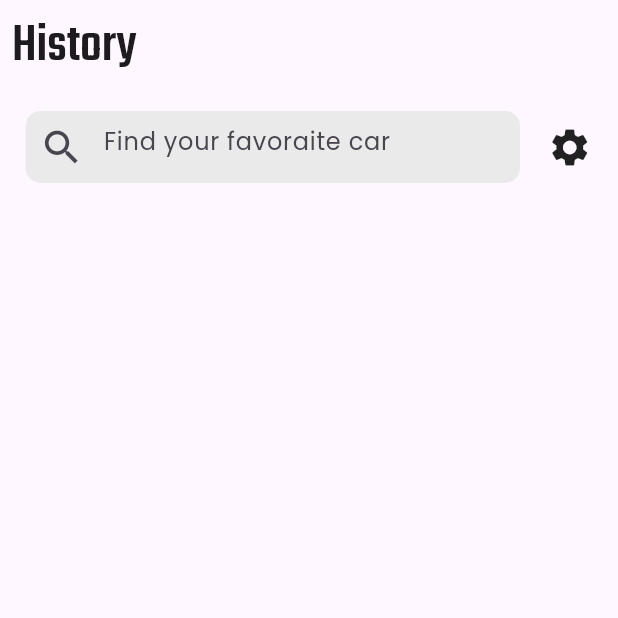
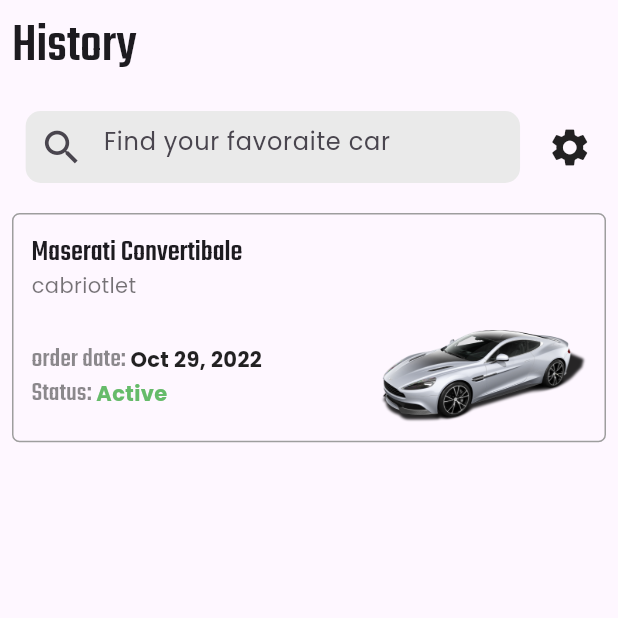
Before and after one commit to ahmedos999/car_rental, a Flutter app: the screen it shows after launch, item 2 of the bottom bar chosen, on a phone screen of 412 x 824 dp, the top half of it. Run offline on Flutter 3.47's test engine with Material 2 defaults, Android fonts, the phone set to English and light mode, and no system bars.

Commit message:
HISTROY PAGE EDIT

```diff
--- a/lib/presentation/Screens/history.dart
+++ b/lib/presentation/Screens/history.dart
@@ -45,8 +45,93 @@ class History extends StatelessWidget {
                     const Icon(
                       Icons.settings,
                       size: 30,
-                    )
+                    ),
                   ],
+                ),
+                const SizedBox(
+                  height: 20,
+                ),
+                Container(
+                  decoration: BoxDecoration(
+                      border: Border.all(color: Colors.grey),
+                      borderRadius: BorderRadius.circular(5)),
+                  child: Padding(
+                    padding: const EdgeInsets.all(12),
+                    child: Column(
+                      crossAxisAlignment: CrossAxisAlignment.start,
+                      children: [
+                        Text(
+                          'Maserati Convertibale',
+                          style: Theme.of(context)
+                              .textTheme
+                              .titleLarge!
+                              .copyWith(fontSize: 20),
+                        ),
+                        const Text(
+                          'cabriotlet',
+                          style: TextStyle(fontSize: 14, color: Colors.black54),
+                        ),
+                        const SizedBox(
+                          height: 20,
+                        ),
+                        Row(
+                          mainAxisAlignment: MainAxisAlignment.spaceBetween,
+                          children: [
+                            Column(
+                              crossAxisAlignment: CrossAxisAlignment.start,
+                              children: [
+                                Row(
+                                  children: [
+                                    Text(
+                                      'order date: ',
+                                      style: Theme.of(context)
+                                          .textTheme
+                                          .titleLarge!
+                                          .copyWith(
+                                              fontSize: 18,
+                                              color: Colors.black45),
+                                    ),
+                                    const Text(
+                                      'Oct 29, 2022',
+                                      style: TextStyle(
+                                          fontSize: 14,
+                                          color: Colors.black87,
+                                          fontWeight: FontWeight.w700),
+                                    ),
+                                  ],
+                                ),
+                                Row(
+                                  children: [
+                                    Text(
+                                      'Status: ',
+                                      style: Theme.of(context)
+                                          .textTheme
+                                          .titleLarge!
+                                          .copyWith(
+                                              fontSize: 18,
+                                              color: Colors.black45),
+                                    ),
+                                    Text(
+                                      'Active',
+                                      style: TextStyle(
+                                          fontSize: 14,
+                                          color: Colors.green[400],
+                                          fontWeight: FontWeight.w700),
+                                    ),
+                                  ],
+                                )
+                              ],
+                            ),
+                            SizedBox(
+                              width: MediaQuery.sizeOf(context).width / 3,
+                              // height: MediaQuery.sizeOf(context).width / 3,
+                              child: Image.asset('assets/imgs/car1.png'),
+                            )
+                          ],
+                        )
+                      ],
+                    ),
+                  ),
                 )
               ],
             ),
```
